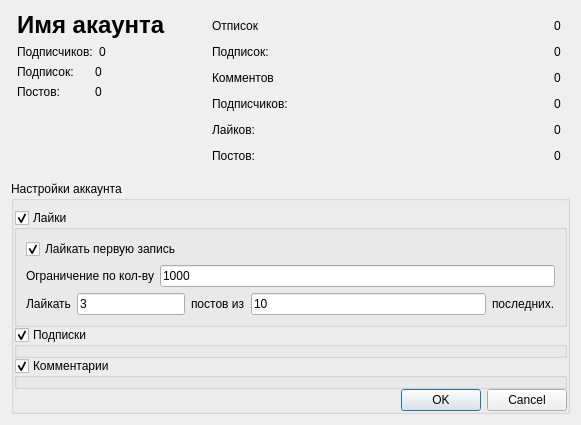
dmitriypereverza/InstaBot, file forms/ui/account.ui: the form before one commit.
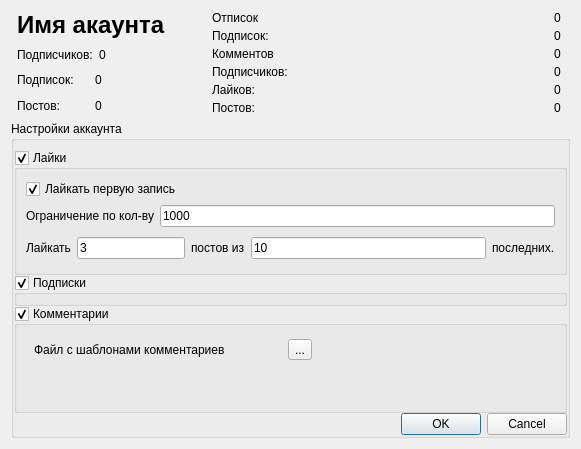
The form after the commit. Icons and pictures are not drawn.

Commit message: UI interface.Pass data in detailAccountPage

Diff of the .ui file:
```diff
--- a/forms/ui/account.ui
+++ b/forms/ui/account.ui
@@ -7,9 +7,15 @@
     <x>0</x>
     <y>0</y>
     <width>581</width>
-    <height>425</height>
+    <height>449</height>
    </rect>
   </property>
+  <property name="sizePolicy">
+   <sizepolicy hsizetype="Fixed" vsizetype="Preferred">
+    <horstretch>0</horstretch>
+    <verstretch>5</verstretch>
+   </sizepolicy>
+  </property>
   <property name="windowTitle">
    <string>Dialog</string>
   </property>
@@ -109,19 +115,6 @@
            </item>
           </layout>
          </item>
-         <item>
-          <spacer name="verticalSpacer">
-           <property name="orientation">
-            <enum>Qt::Vertical</enum>
-           </property>
-           <property name="sizeHint" stdset="0">
-            <size>
-             <width>20</width>
-             <height>40</height>
-            </size>
-           </property>
-          </spacer>
-         </item>
         </layout>
        </item>
       </layout>
@@ -387,6 +380,18 @@
       </property>
       <item>
        <widget class="QGroupBox" name="groupBox_3">
+        <property name="sizePolicy">
+         <sizepolicy hsizetype="Preferred" vsizetype="Fixed">
+          <horstretch>0</horstretch>
+          <verstretch>0</verstretch>
+         </sizepolicy>
+        </property>
+        <property name="minimumSize">
+         <size>
+          <width>0</width>
+          <height>125</height>
+         </size>
+        </property>
         <property name="title">
          <string>Лайки</string>
         </property>
@@ -522,6 +527,18 @@
       </item>
       <item>
        <widget class="QGroupBox" name="groupBox_5">
+        <property name="sizePolicy">
+         <sizepolicy hsizetype="Preferred" vsizetype="Expanding">
+          <horstretch>0</horstretch>
+          <verstretch>0</verstretch>
+         </sizepolicy>
+        </property>
+        <property name="minimumSize">
+         <size>
+          <width>0</width>
+          <height>63</height>
+         </size>
+        </property>
         <property name="title">
          <string>Комментарии</string>
         </property>
```
Left out of the diff: 3 changed lines with no effect on the pictures. The commit also changes 3 other files.
